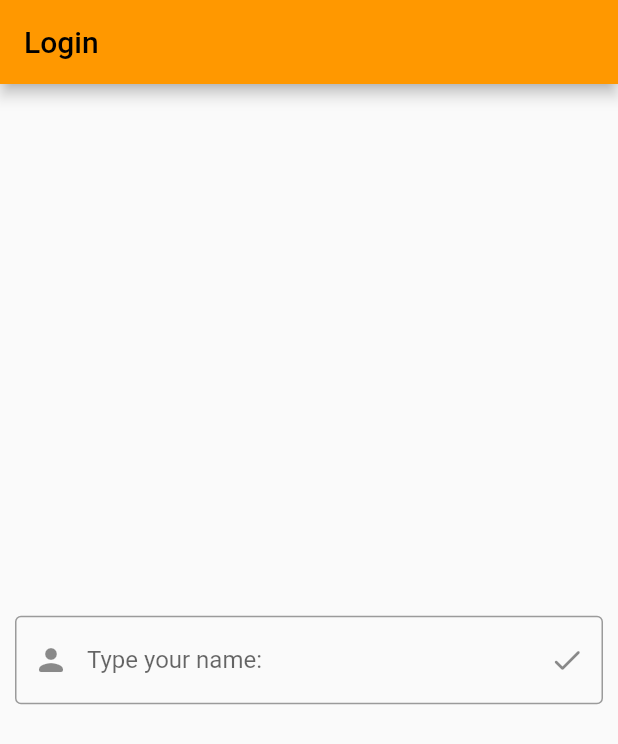
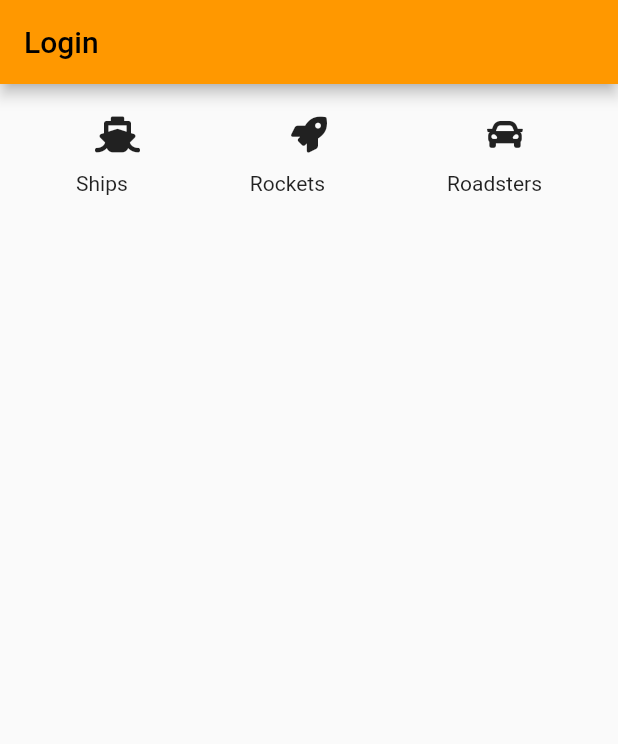
Before and after one commit to jonesy15/flutter_application_1, a Flutter app: the screen it shows after launch, on a phone screen of 412 x 824 dp. Shown: the top 744 px of the screen. Run offline on Flutter 3.47's test engine with Material 2 defaults, Android fonts, the phone set to English and light mode, and no system bars.

Commit message:
custom icons added

```diff
--- /dev/null
+++ b/lib/Fonts/custom_icons_icons.dart
@@ -0,0 +1,31 @@
+/// Flutter icons CustomIcons
+/// Copyright (C) 2023 by original authors @ fluttericon.com, fontello.com
+/// This font was generated by FlutterIcon.com, which is derived from Fontello.
+///
+/// To use this font, place it in your fonts/ directory and include the
+/// following in your pubspec.yaml
+///
+/// flutter:
+///   fonts:
+///    - family:  CustomIcons
+///      fonts:
+///       - asset: fonts/CustomIcons.ttf
+///
+///
+/// * Font Awesome 5, Copyright (C) 2016 by Dave Gandy
+///         Author:    Dave Gandy
+///         License:   SIL (https://github.com/FortAwesome/Font-Awesome/blob/master/LICENSE.txt)
+///         Homepage:  http://fortawesome.github.com/Font-Awesome/
+///
+import 'package:flutter/widgets.dart';
+
+class CustomIcons {
+  CustomIcons._();
+
+  static const _kFontFam = 'CustomIcons';
+  static const String? _kFontPkg = null;
+
+  static const IconData rocket = IconData(0xf135, fontFamily: _kFontFam, fontPackage: _kFontPkg);
+  static const IconData car = IconData(0xf1b9, fontFamily: _kFontFam, fontPackage: _kFontPkg);
+  static const IconData ship = IconData(0xf21a, fontFamily: _kFontFam, fontPackage: _kFontPkg);
+}
--- a/lib/Pages/login.dart
+++ b/lib/Pages/login.dart
@@ -1,4 +1,5 @@
 import 'package:flutter/material.dart';
+import 'package:flutter_application_1/Fonts/custom_icons_icons.dart';
 import 'package:flutter_application_1/Pages/myHomePage.dart';
 
 class Login extends StatelessWidget {
@@ -43,19 +44,45 @@ class BodyState extends State<Body> {
       alignment: Alignment.center,
       child: Padding(
         padding: const EdgeInsets.all(10),
-        child: TextField(
-          controller: controller,
-          decoration: InputDecoration(
-              labelText: "Type your name:",
-              border: const OutlineInputBorder(
-                  borderSide: BorderSide(width: 5, color: Colors.black)),
-              prefixIcon: const Icon(Icons.person_rounded),
-              suffixIcon: IconButton(
-                onPressed: onClick,
-                splashColor: Colors.blueAccent,
-                tooltip: "Submit",
-                icon: const Icon(Icons.done_rounded),
-              )),
+        child: Column(
+          crossAxisAlignment: CrossAxisAlignment.center,
+          children: <Widget>[
+            Row(
+              mainAxisAlignment: MainAxisAlignment.spaceAround,
+              children: [
+                IconButton(
+                  onPressed: onClick,
+                  splashColor: Colors.blueAccent,
+                  tooltip: "Ships",
+                  icon: const Icon(CustomIcons.ship),
+                ),
+                IconButton(
+                  onPressed: onClick,
+                  splashColor: Colors.blueAccent,
+                  tooltip: "Rockets",
+                  icon: const Icon(CustomIcons.rocket),
+                ),
+                IconButton(
+                  onPressed: onClick,
+                  splashColor: Colors.blueAccent,
+                  tooltip: "Roadsters",
+                  icon: const Icon(CustomIcons.car),
+                ),
+              ],
+            ),
+            const Row(
+              mainAxisAlignment: MainAxisAlignment.spaceAround,
+              children: <Widget>[
+                Text(
+                  'Ships',
+                ),
+                Text(
+                  'Rockets',
+                ),
+                Text('Roadsters'),
+              ],
+            ),
+          ],
         ),
       ),
     );
--- a/pubspec.yaml
+++ b/pubspec.yaml
@@ -59,6 +59,11 @@ flutter:
   # the material Icons class.
   uses-material-design: true
 
+  fonts:
+  - family:  CustomIcons
+    fonts:
+      - asset: fonts/CustomIcons.ttf
+
   # To add assets to your application, add an assets section, like this:
   # assets:
   #   - images/a_dot_burr.jpeg
```
Also changed, not shown: fonts/CustomIcons.ttf (added).
